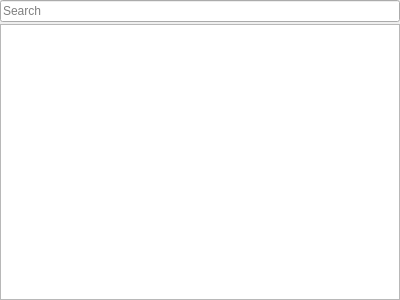
Qt form worldeditor/src/editors/propertyedit/propertyeditor.ui (thunder-engine/thunder) before a commit.
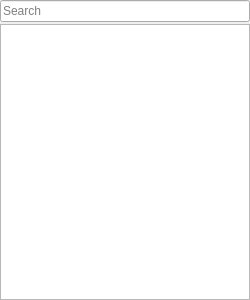
The same form after that commit.

```diff
--- a/worldeditor/src/editors/propertyedit/propertyeditor.ui
+++ b/worldeditor/src/editors/propertyedit/propertyeditor.ui
@@ -6,7 +6,7 @@
    <rect>
     <x>0</x>
     <y>0</y>
-    <width>400</width>
+    <width>250</width>
     <height>300</height>
    </rect>
   </property>
```
Left out of the diff: 9 changed lines with no effect on the pictures.
